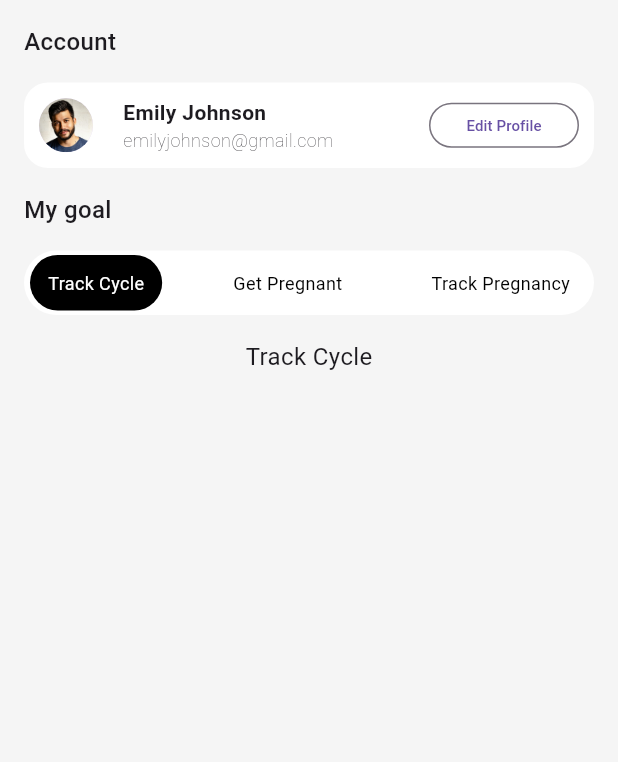
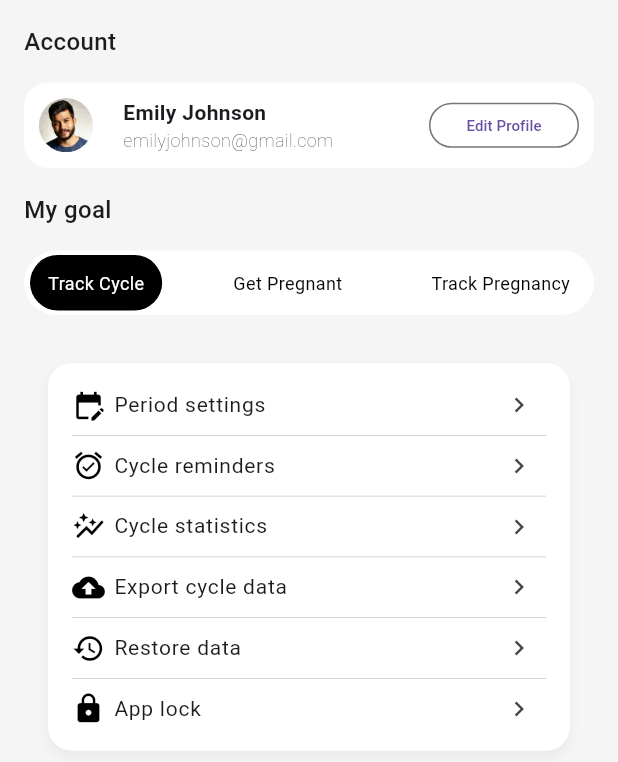
Before and after one commit to ClarenceLaria/ovia, a Flutter app: the SettingsScreen screen opened directly, on a phone screen of 412 x 824 dp. Shown: the top 762 px of the screen. Run offline on Flutter 3.47's test engine with Material 3 defaults, Android fonts, the light colour scheme and no system bars; our stand-ins replace smooth_page_indicator, table_calendar.

Commit message:
Track cycle

```diff
--- /dev/null
+++ b/lib/features/settings/track_cycle.dart
@@ -0,0 +1,28 @@
+import 'package:flutter/material.dart';
+import 'package:ovia_app/features/settings/card_section.dart';
+
+class TrackCycle extends StatelessWidget {
+  const TrackCycle({super.key});
+
+  static const List<Map<String, dynamic>> tileData = [
+    {'icon': Icons.edit_calendar, 'title': 'Period settings'},
+    {'icon': Icons.alarm_on, 'title': 'Cycle reminders'},
+    {'icon': Icons.auto_graph, 'title': 'Cycle statistics'},
+    {'icon': Icons.backup, 'title': 'Export cycle data'},
+    {'icon': Icons.restore, 'title': 'Restore data'},
+    {'icon': Icons.lock, 'title': 'App lock'},
+  ];
+
+  @override
+  Widget build(BuildContext context) {
+    return const SingleChildScrollView(
+      padding: EdgeInsets.all(16),
+      child: Column(
+        crossAxisAlignment: CrossAxisAlignment.start,
+        children: [
+          CardSection(data: tileData)
+        ],
+      ),
+    );
+  }
+}
--- a/lib/screens/settings_screen.dart
+++ b/lib/screens/settings_screen.dart
@@ -1,4 +1,5 @@
 import 'package:flutter/material.dart';
+import 'package:ovia_app/features/settings/track_cycle.dart';
 import 'package:ovia_app/features/settings/track_pregnancy.dart';
 
 class SettingsScreen extends StatefulWidget {
@@ -12,7 +13,7 @@ class _SettingsScreenState extends State<SettingsScreen> {
 
   int _selectedIndex = 0;
   final List<Widget> tabs = [
-    const Center(child: Text('Track Cycle'),),
+    const TrackCycle(),
     const Center(child: Text('Get Pregnant'),),
     const TrackPregnancy(),
   ];
```
